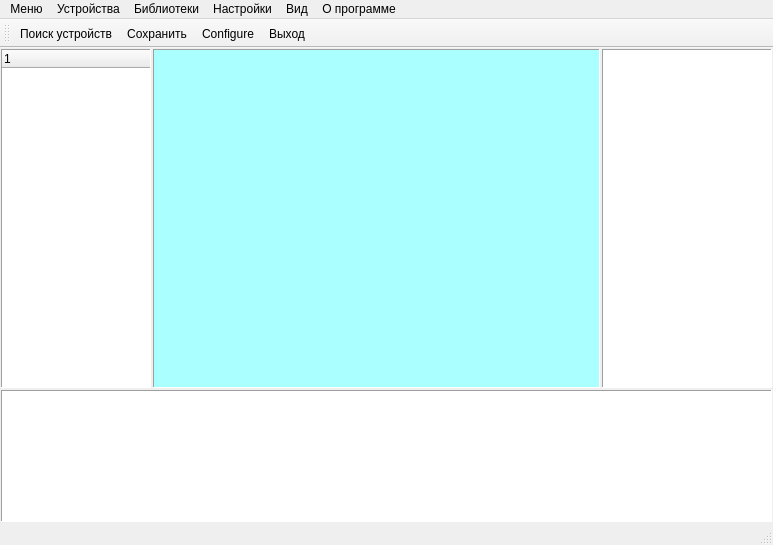
Before: the Qt Designer form mainwindow.ui in zaitseu1994/EurosensConfig, drawn with Qt 5.
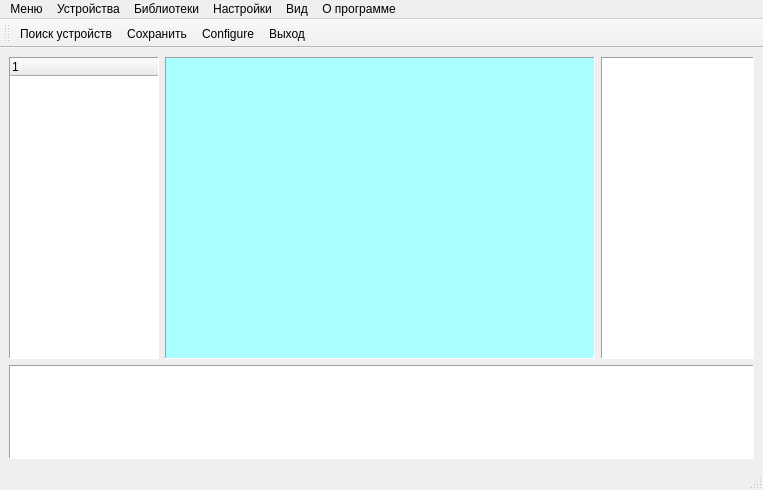
After: the same form once the commit is applied. Icons and pictures are not drawn.

The edit to the form file:
```diff
--- a/mainwindow.ui
+++ b/mainwindow.ui
@@ -6,8 +6,8 @@
    <rect>
     <x>0</x>
     <y>0</y>
-    <width>773</width>
-    <height>545</height>
+    <width>763</width>
+    <height>490</height>
    </rect>
   </property>
   <property name="windowTitle">
@@ -19,21 +19,6 @@
   </property>
   <widget class="QWidget" name="centralwidget">
    <layout class="QGridLayout" name="gridLayout">
-    <property name="leftMargin">
-     <number>1</number>
-    </property>
-    <property name="topMargin">
-     <number>1</number>
-    </property>
-    <property name="rightMargin">
-     <number>1</number>
-    </property>
-    <property name="bottomMargin">
-     <number>1</number>
-    </property>
-    <property name="spacing">
-     <number>2</number>
-    </property>
     <item row="0" column="0">
      <widget class="QTreeWidget" name="treeWidget">
       <property name="minimumSize">
@@ -155,7 +140,7 @@
     <rect>
      <x>0</x>
      <y>0</y>
-     <width>773</width>
+     <width>763</width>
      <height>20</height>
     </rect>
    </property>
```
